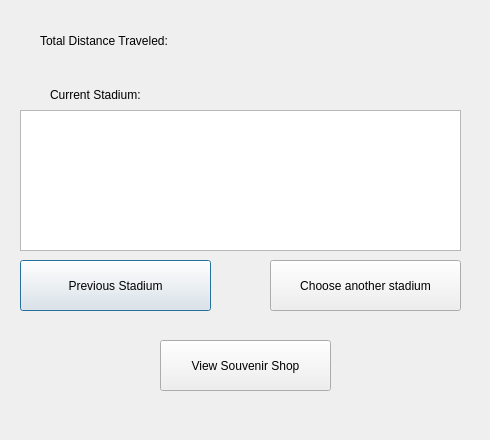
Ling2251/CS1D-Project-2-Baseball-Project, file shortcustomtrip.ui: the form before one commit.
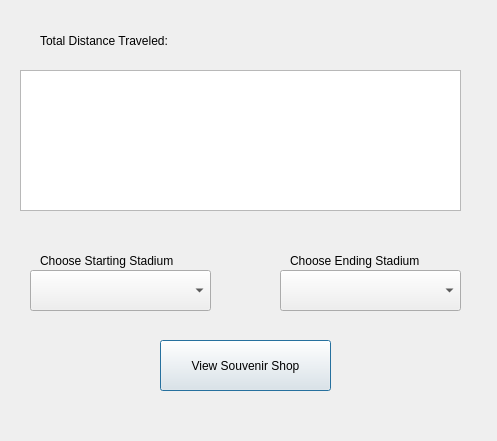
The form after the commit.

Diff of the .ui file:
```diff
--- a/shortcustomtrip.ui
+++ b/shortcustomtrip.ui
@@ -6,44 +6,18 @@
    <rect>
     <x>0</x>
     <y>0</y>
-    <width>490</width>
-    <height>440</height>
+    <width>497</width>
+    <height>441</height>
    </rect>
   </property>
   <property name="windowTitle">
    <string>Dialog</string>
   </property>
-  <widget class="QLabel" name="label_2">
-   <property name="geometry">
-    <rect>
-     <x>50</x>
-     <y>79</y>
-     <width>261</width>
-     <height>31</height>
-    </rect>
-   </property>
-   <property name="text">
-    <string>Current Stadium: </string>
-   </property>
-  </widget>
-  <widget class="QPushButton" name="pushButton">
-   <property name="geometry">
-    <rect>
-     <x>20</x>
-     <y>260</y>
-     <width>191</width>
-     <height>51</height>
-    </rect>
-   </property>
-   <property name="text">
-    <string>Previous Stadium</string>
-   </property>
-  </widget>
   <widget class="QTableView" name="tableView">
    <property name="geometry">
     <rect>
      <x>20</x>
-     <y>110</y>
+     <y>70</y>
      <width>441</width>
      <height>141</height>
     </rect>
@@ -62,19 +36,6 @@
     <string>Total Distance Traveled: </string>
    </property>
   </widget>
-  <widget class="QPushButton" name="pushButton_2">
-   <property name="geometry">
-    <rect>
-     <x>270</x>
-     <y>260</y>
-     <width>191</width>
-     <height>51</height>
-    </rect>
-   </property>
-   <property name="text">
-    <string>Choose another stadium</string>
-   </property>
-  </widget>
   <widget class="QPushButton" name="pushButton_3">
    <property name="geometry">
     <rect>
@@ -88,6 +49,52 @@
     <string>View Souvenir Shop</string>
    </property>
   </widget>
+  <widget class="QComboBox" name="comboBox">
+   <property name="geometry">
+    <rect>
+     <x>30</x>
+     <y>270</y>
+     <width>181</width>
+     <height>41</height>
+    </rect>
+   </property>
+  </widget>
+  <widget class="QComboBox" name="comboBox_2">
+   <property name="geometry">
+    <rect>
+     <x>280</x>
+     <y>270</y>
+     <width>181</width>
+     <height>41</height>
+    </rect>
+   </property>
+  </widget>
+  <widget class="QLabel" name="label_3">
+   <property name="geometry">
+    <rect>
+     <x>40</x>
+     <y>250</y>
+     <width>171</width>
+     <height>21</height>
+    </rect>
+   </property>
+   <property name="text">
+    <string>Choose Starting Stadium</string>
+   </property>
+  </widget>
+  <widget class="QLabel" name="label_4">
+   <property name="geometry">
+    <rect>
+     <x>290</x>
+     <y>250</y>
+     <width>181</width>
+     <height>21</height>
+    </rect>
+   </property>
+   <property name="text">
+    <string>Choose Ending Stadium</string>
+   </property>
+  </widget>
  </widget>
  <resources/>
  <connections/>
```
